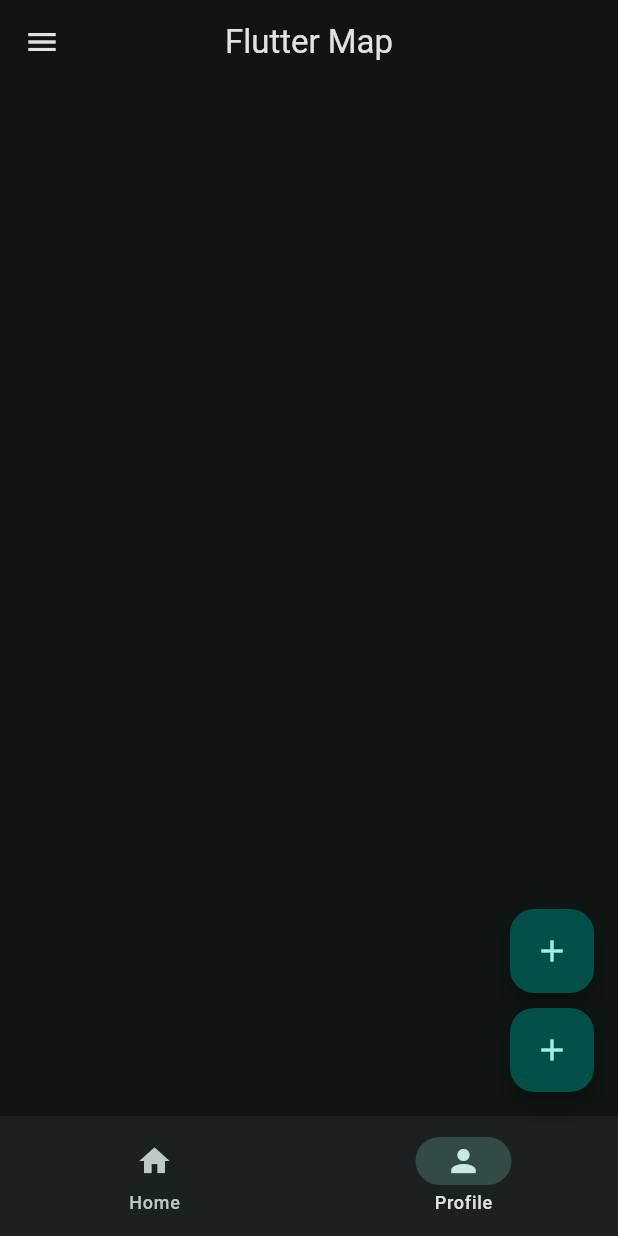
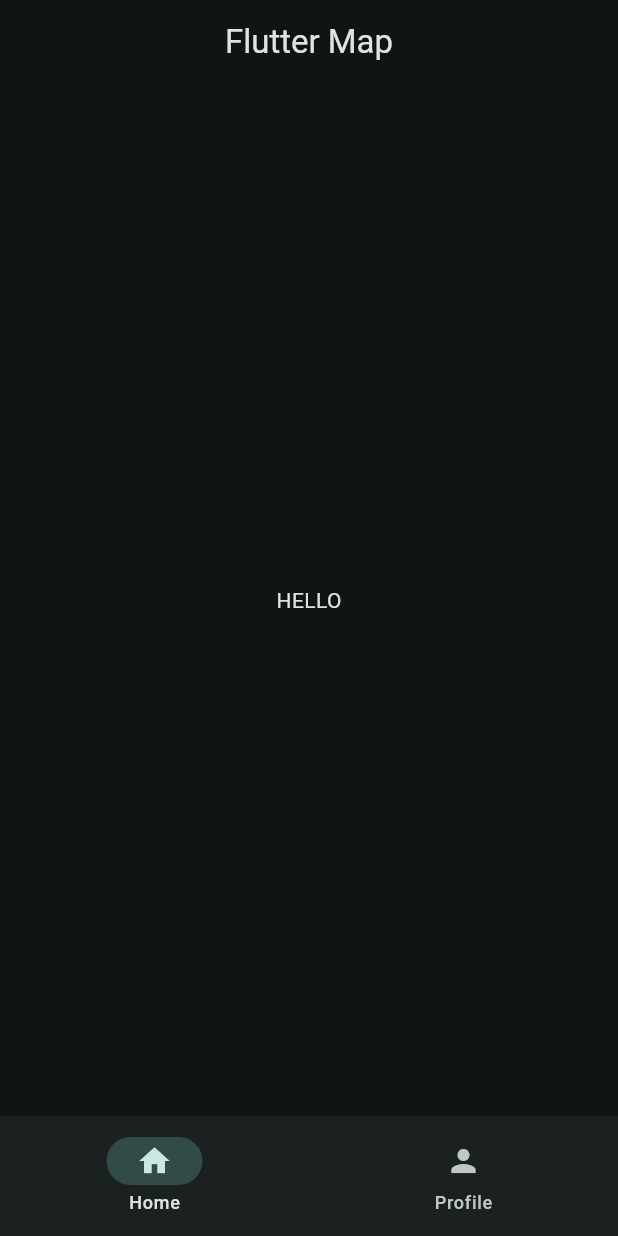
Before and after one commit to deeepak-me/flutter_app, a Flutter app: the screen it shows after launch, on a phone screen of 412 x 824 dp. Run offline on Flutter 3.47's test engine with Material 3 defaults, Android fonts, the phone set to English and light mode, and no system bars.

```diff
--- a/lib/main.dart
+++ b/lib/main.dart
@@ -7,6 +7,8 @@ void main() {
 //stateless
 //material app
 //scaffold
+
+String? title = "Flutter Map";
 
 class MyApp extends StatelessWidget {
   const MyApp({super.key});
@@ -21,32 +23,40 @@ class MyApp extends StatelessWidget {
           brightness: Brightness.dark,
         ),
       ),
-      home: Scaffold(
-        appBar: AppBar(title: Text("Flutter Map"), centerTitle: true),
-        drawer: Drawer(
-          child: Column(
-            children: [
-              DrawerHeader(child: Text("Header")),
-              ListTile(title: Text("Welcome")),
-            ],
-          ),
-        ),
-        floatingActionButton: Column(
-          mainAxisSize: MainAxisSize.min,
-          children: [
-            FloatingActionButton(onPressed: () {}, child: Icon(Icons.add)),
-            SizedBox(height: 10.0),
-            FloatingActionButton(onPressed: () {}, child: Icon(Icons.add)),
-          ],
-        ),
-        bottomNavigationBar: NavigationBar(
-          destinations: [
-            NavigationDestination(icon: Icon(Icons.home), label: "Home"),
-            NavigationDestination(icon: Icon(Icons.person), label: "Profile"),
-          ],
-          onDestinationSelected: (int value) {},
-          selectedIndex: 1,
-        ),
+      home: MyHomePage(),
+    );
+  }
+}
+
+class MyHomePage extends StatefulWidget {
+  const MyHomePage({super.key});
+
+  @override
+  State<MyHomePage> createState() => _MyHomePageState();
+}
+
+class _MyHomePageState extends State<MyHomePage> {
+  //here
+  int currentIndex = 0;
+  @override
+  Widget build(BuildContext context) {
+    return Scaffold(
+      appBar: AppBar(title: Text(title!), centerTitle: true),
+      body: currentIndex == 0
+          ? Center(child: Text("HELLO"))
+          : Center(child: Text("WORLD")),
+
+      bottomNavigationBar: NavigationBar(
+        destinations: [
+          NavigationDestination(icon: Icon(Icons.home), label: "Home"),
+          NavigationDestination(icon: Icon(Icons.person), label: "Profile"),
+        ],
+        onDestinationSelected: (int value) {
+          setState(() {
+            currentIndex = value;
+          });
+        },
+        selectedIndex: currentIndex,
       ),
     );
   }
```
